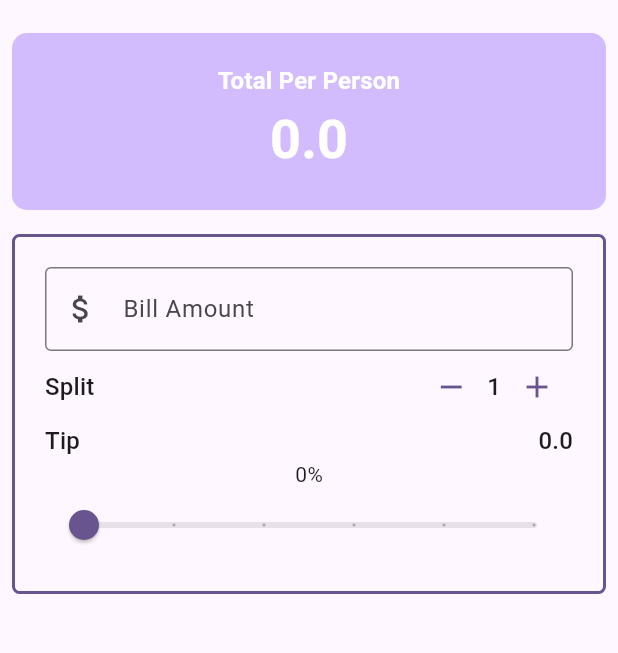
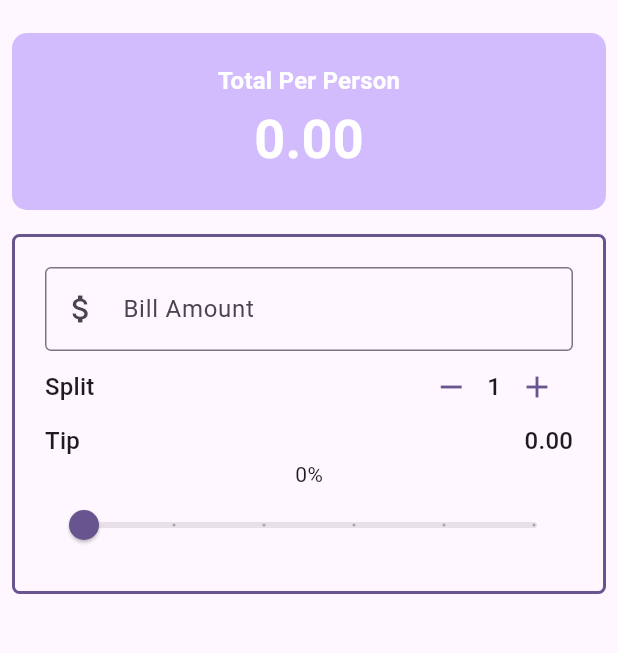
Before and after one commit to Abadar169/UTip, a Flutter app: the screen it shows after launch, after a tap on the "add" icon, after a tap on the "remove" icon, on a phone screen of 412 x 824 dp, the part 63-716 px from its top. Run offline on Flutter 3.47's test engine with Material 3 defaults, Android fonts, the phone set to English and light mode, and no system bars.

```diff
--- a/lib/main.dart
+++ b/lib/main.dart
@@ -1,10 +1,15 @@
 import 'package:flutter/material.dart';
+import 'package:provider/provider.dart';
+import 'package:utip/providers/TipCalculatorModel.dart';
 import 'package:utip/widgets/person_counter.dart';
 import 'package:utip/widgets/tip_slider.dart';
 import 'package:utip/widgets/bill_amount.dart';
+import 'package:utip/widgets/total_per_person.dart';
+import 'package:utip/widgets/tip_row.dart';
 
 void main() {
-  runApp(const MyApp());
+  runApp(ChangeNotifierProvider(
+      create: (context) => Tipcalculatormodel(), child: const MyApp()));
 }
 
 class MyApp extends StatelessWidget {
@@ -32,38 +37,12 @@ class UTip extends StatefulWidget {
 }
 
 class _UTipState extends State<UTip> {
-  int _personCount = 1;
-
-  double _tipPercentage = 0.0;
-  double _billTotal = 0.0;
-
-  double totalPerPerson() {
-    return ((_billTotal * _tipPercentage) + (_billTotal) / _personCount);
-  }
-
-  double totalTip() {
-    return ((_billTotal * _tipPercentage));
-  }
-
-  void increment() {
-    setState(() {
-      _personCount = _personCount + 1;
-    });
-  }
-
-  void decrement() {
-    setState(() {
-      if (_personCount > 1) {
-        _personCount = _personCount - 1;
-      }
-    });
-  }
-
   @override
   Widget build(BuildContext context) {
     var theme = Theme.of(context);
-    double total = totalPerPerson();
-    double totalT = totalTip();
+    final model = Provider.of<Tipcalculatormodel>(context);
+
+
     final style = theme.textTheme.titleMedium!.copyWith(
       color: theme.colorScheme.onPrimary,
       fontWeight: FontWeight.bold,
@@ -75,30 +54,7 @@ class _UTipState extends State<UTip> {
       body: Column(
         crossAxisAlignment: CrossAxisAlignment.stretch,
         children: [
-          Padding(
-            padding: const EdgeInsets.all(8.0),
-            child: Container(
-                padding: const EdgeInsets.all(20),
-                decoration: BoxDecoration(
-                  color: theme.colorScheme.inversePrimary,
-                  borderRadius: BorderRadius.circular(10),
-                ),
-                child: Column(
-                  children: [
-                    Text(
-                      'Total Per Person',
-                      style: style,
-                    ),
-                    Text(
-                      '$total',
-                      style: style.copyWith(
-                        color: theme.colorScheme.onPrimary,
-                        fontSize: theme.textTheme.displaySmall?.fontSize,
-                      ),
-                    ),
-                  ],
-                )),
-          ),
+          TotalPerPerson(theme: theme, style: style, total: model.totalPerPerson),
           //Form
           Padding(
             padding: const EdgeInsets.all(8.0),
@@ -115,52 +71,37 @@ class _UTipState extends State<UTip> {
               child: Column(
                 children: [
                   BillAmountField(
-                    billAmount: _billTotal.toString(),
-                    onChanged: (value){
-                      setState(() {
-                        _billTotal = double.parse(value);
-                      });
-                    } ,
+                    billAmount: model.billTotal.toString(),
+                    onChanged: (value) {
+                      model.updateBillTotal(double.parse(value));
+                    },
                   ),
                   //Split Bill Area
-                  Row(
-                    mainAxisAlignment: MainAxisAlignment.spaceBetween,
-                    children: [
-                      Text(
-                        "Split",
-                        style: theme.textTheme.titleMedium,
-                      ),
-                      PersonCounter(
-                        theme: theme,
-                        personCount: _personCount,
-                        onDecrement: decrement,
-                        onIncrement: increment,
-                      ),
-                    ],
+                  PersonCounter(
+                    theme: theme,
+                    personCount: model.personCount,
+                    onDecrement: () {
+                      if(model.personCount > 1) {
+                        model.updatePersonCount(model.personCount -1);
+                      }
+                    } ,
+                    onIncrement: (){
+                      model.updatePersonCount(model.personCount +1);
+
+                    },
                   ),
-                  Row(
-                    mainAxisAlignment: MainAxisAlignment.spaceBetween,
-                    children: [
-                      Text(
-                        'Tip',
-                        style: theme.textTheme.titleMedium,
-                      ),
-                      Text(
-                        "$totalT",
-                        style: theme.textTheme.titleMedium,
-                      ),
-                    ],
-                  ),
+                  TipRow(theme: theme, billTotal: model.billTotal, percentage: model.tipPercentage,),
 
                   //slider text
-                  Text('${(_tipPercentage * 100).round()}%'),
+                  Text('${(model.tipPercentage * 100).round()}%'),
 
                   //tip slider
-                  TipSlider(tipPercentage: _tipPercentage, onChanged: (double value) {
-                    setState(() {
-                      _tipPercentage = value;
-                    });
-                   },),
+                  TipSlider(
+                    tipPercentage: model.tipPercentage,
+                    onChanged: (double value) {
+                      model.updateTipPercentage(value);
+                    },
+                  ),
                 ],
               ),
             ),
--- /dev/null
+++ b/lib/providers/TipCalculatorModel.dart
@@ -0,0 +1,32 @@
+import 'package:flutter/material.dart';
+
+class Tipcalculatormodel with ChangeNotifier{
+  int _personCount = 1;
+
+  double _tipPercentage = 0.0;
+  double _billTotal = 0.0;
+
+  //getters
+  double get billTotal => _billTotal;
+  double get tipPercentage => _tipPercentage;
+  int get personCount => _personCount;
+
+  void updateBillTotal(double billTotal){
+    _billTotal = billTotal;
+    notifyListeners();
+  }
+
+  void updateTipPercentage(double tipPercentage){
+    _tipPercentage = tipPercentage;
+    notifyListeners();
+  }
+
+  void updatePersonCount(int personCount){
+    _personCount = personCount;
+    notifyListeners();
+  }
+
+  double get totalPerPerson => ((_billTotal * _tipPercentage) + (_billTotal) / _personCount);
+
+
+}
--- a/lib/widgets/person_counter.dart
+++ b/lib/widgets/person_counter.dart
@@ -4,7 +4,9 @@ class PersonCounter extends StatelessWidget {
   const PersonCounter({
     super.key,
     required this.theme,
-    required int personCount, required this.onDecrement, required this.onIncrement,
+    required int personCount,
+    required this.onDecrement,
+    required this.onIncrement,
   }) : _personCount = personCount;
 
   final ThemeData theme;
@@ -15,17 +17,25 @@ class PersonCounter extends StatelessWidget {
   @override
   Widget build(BuildContext context) {
     return Row(
+      mainAxisAlignment: MainAxisAlignment.spaceBetween,
+      children: [
+        Text('Split', style: theme.textTheme.titleMedium),
+        Row(
           children: [
             IconButton(
                 color: theme.colorScheme.primary,
-            onPressed: onDecrement, icon: const Icon(Icons.remove)),
+                onPressed: onDecrement,
+                icon: const Icon(Icons.remove)),
             Text(
               _personCount.toString(),
               style: theme.textTheme.titleMedium,
             ),
             IconButton(
                 color: theme.colorScheme.primary,
-            onPressed: onIncrement, icon: const Icon(Icons.add)),
+                onPressed: onIncrement,
+                icon: const Icon(Icons.add)),
+          ],
+        ),
       ],
     );
   }
--- /dev/null
+++ b/lib/widgets/tip_row.dart
@@ -0,0 +1,30 @@
+import 'package:flutter/material.dart';
+
+class TipRow extends StatelessWidget {
+  const TipRow({
+    super.key,
+    required this.theme,
+    required this.billTotal, required this.percentage,
+  });
+
+  final ThemeData theme;
+  final double billTotal;
+  final double percentage;
+
+  @override
+  Widget build(BuildContext context) {
+    return Row(
+      mainAxisAlignment: MainAxisAlignment.spaceBetween,
+      children: [
+        Text(
+          'Tip',
+          style: theme.textTheme.titleMedium,
+        ),
+        Text(
+          "${(billTotal * percentage).toStringAsFixed(2)}",
+          style: theme.textTheme.titleMedium,
+        ),
+      ],
+    );
+  }
+}
--- /dev/null
+++ b/lib/widgets/total_per_person.dart
@@ -0,0 +1,42 @@
+import 'package:flutter/material.dart';
+
+class TotalPerPerson extends StatelessWidget {
+  const TotalPerPerson({
+    super.key,
+    required this.theme,
+    required this.style,
+    required this.total,
+  });
+
+  final ThemeData theme;
+  final TextStyle style;
+  final double total;
+
+  @override
+  Widget build(BuildContext context) {
+    return Padding(
+      padding: const EdgeInsets.all(8.0),
+      child: Container(
+          padding: const EdgeInsets.all(20),
+          decoration: BoxDecoration(
+            color: theme.colorScheme.inversePrimary,
+            borderRadius: BorderRadius.circular(10),
+          ),
+          child: Column(
+            children: [
+              Text(
+                'Total Per Person',
+                style: style,
+              ),
+              Text(
+                total.toStringAsFixed(2),
+                style: style.copyWith(
+                  color: theme.colorScheme.onPrimary,
+                  fontSize: theme.textTheme.displaySmall?.fontSize,
+                ),
+              ),
+            ],
+          )),
+    );
+  }
+}
--- a/pubspec.yaml
+++ b/pubspec.yaml
@@ -35,6 +35,7 @@ dependencies:
   # The following adds the Cupertino Icons font to your application.
   # Use with the CupertinoIcons class for iOS style icons.
   cupertino_icons: ^1.0.6
+  provider: ^6.1.2
 
 dev_dependencies:
   flutter_test:
```
Also changed, not shown: pubspec.lock. Lines whose indentation alone changed are shown as unchanged.
